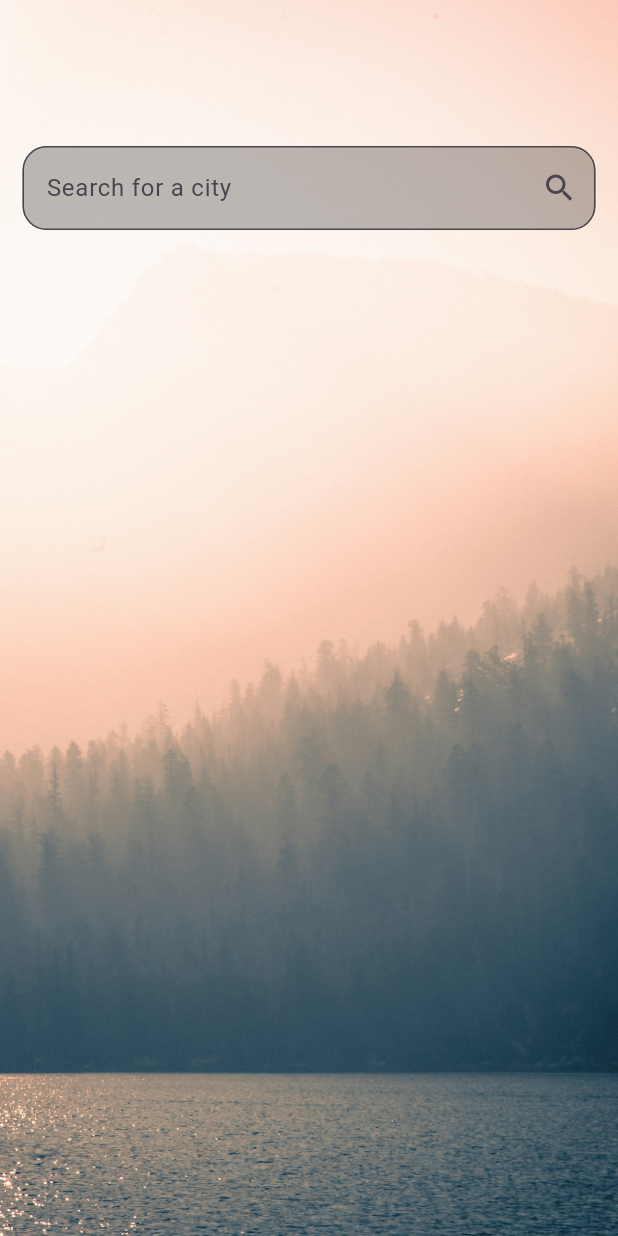
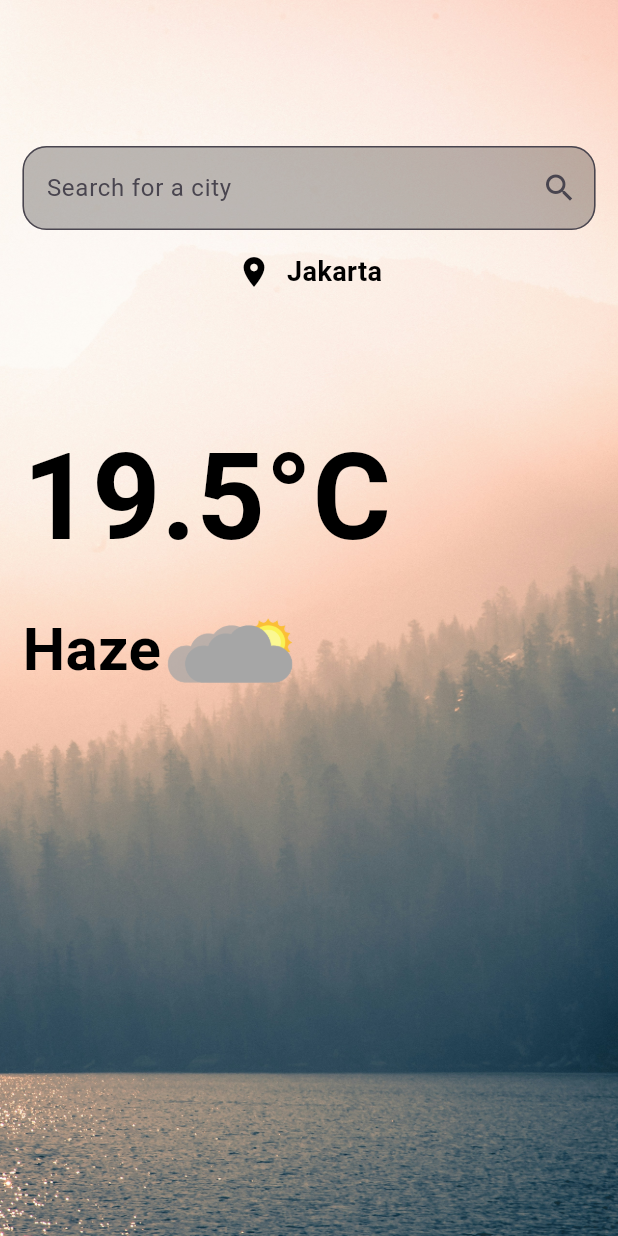
Before and after one commit to its4nas/Weather-App, a Flutter app: the screen it shows after launch, on a phone screen of 412 x 824 dp. Run offline on Flutter 3.47's test engine with Material 3 defaults, Android fonts, the phone set to English and light mode, and no system bars.

Commit message:
Creating UI Temperature Widget

```diff
--- a/lib/main.dart
+++ b/lib/main.dart
@@ -49,6 +49,27 @@ class _WeatherPageState extends State<WeatherPage> {
                       ),
                     ),
                     ),
+                    SizedBox(height: 15),
+                    Row(
+                      mainAxisAlignment: MainAxisAlignment.center,
+                      children: [
+                        Icon(Icons.location_on, color: Colors.black),
+                        SizedBox(width: 10),
+                        Text('Jakarta', style: TextStyle(color: Colors.black, fontSize: 18, fontWeight: FontWeight.bold),),
+                      ],
+                    ),
+                    SizedBox(height: 80),
+                    Align(
+                      alignment: Alignment.centerLeft,
+                      child: Text('19.5°C', style: TextStyle(color: Colors.black, fontSize: 80, fontWeight: FontWeight.bold),),
+                    ),
+                    Row(
+                      mainAxisAlignment: MainAxisAlignment.start,
+                      children: [
+                        Text('Haze', style: TextStyle(color: Colors.black, fontSize: 40, fontWeight: FontWeight.bold),),
+                        Image.asset('assets/icons/Haze.png', width: 90, height: 90,),
+                      ],
+                    )
                 ],
               ),
             ),
```
